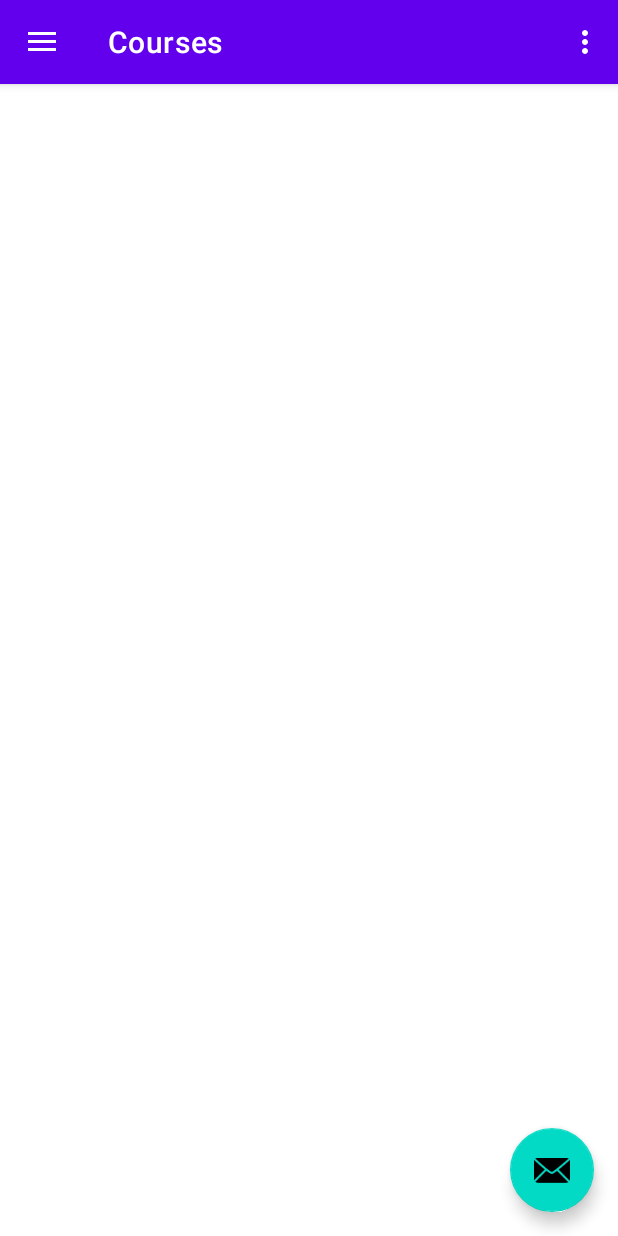
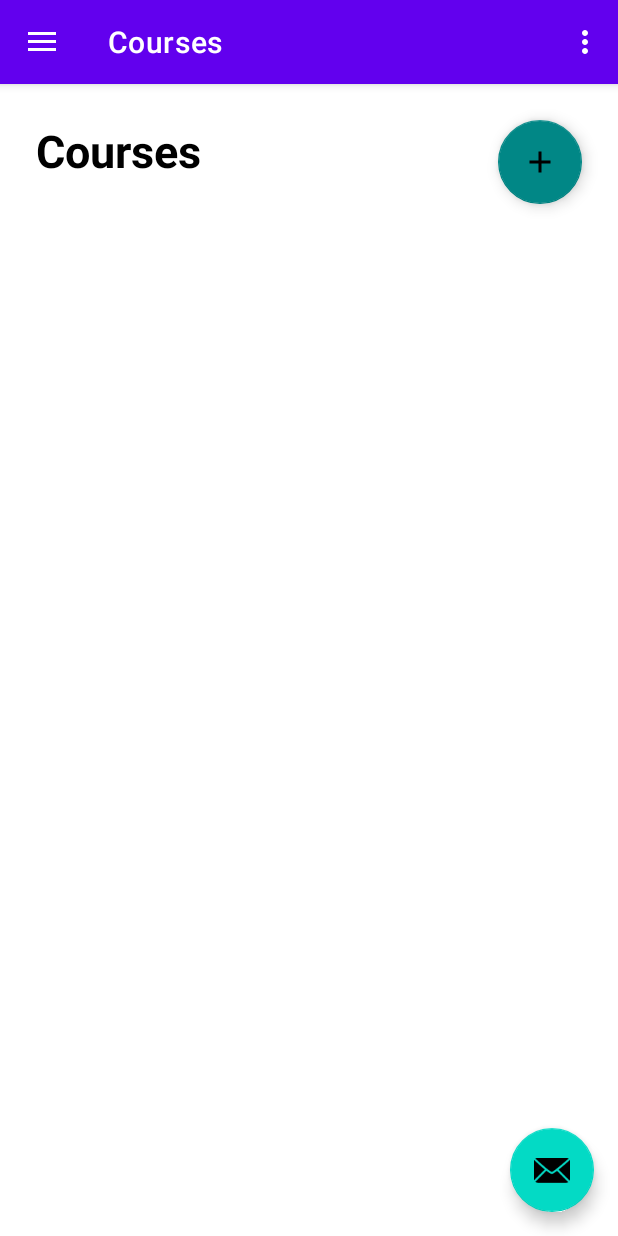
Before and after one commit to paulaelaigwu/Project01CS2340, an Android app: the screen it shows after launch (MainActivity), in the side drawer, after a tap on "Courses", on a phone screen of 412 x 824 dp. Run offline under Robolectric (Android 15) with nearby library versions, the phone set to English and light mode, and no system bars; our stand-ins replace navigation-ui.

Commit message:
setting up course files

```diff
--- a/app/src/main/java/com/example/project01cs2340/CoursesFragment.java
+++ b/app/src/main/java/com/example/project01cs2340/CoursesFragment.java
@@ -1,6 +1,57 @@
 package com.example.project01cs2340;
+
+import android.os.Bundle;
+import android.view.LayoutInflater;
+import android.view.View;
+import android.view.ViewGroup;
 
 import androidx.fragment.app.Fragment;
 
 public class CoursesFragment extends Fragment {
+    // TODO: Rename parameter arguments, choose names that match
+    // the fragment initialization parameters, e.g. ARG_ITEM_NUMBER
+    private static final String ARG_PARAM1 = "param1";
+    private static final String ARG_PARAM2 = "param2";
+
+    // TODO: Rename and change types of parameters
+    private String mParam1;
+    private String mParam2;
+
+    public CoursesFragment() {
+        // Required empty public constructor
+    }
+
+    /**
+     * Use this factory method to create a new instance of
+     * this fragment using the provided parameters.
+     *
+     * @param param1 Parameter 1.
+     * @param param2 Parameter 2.
+     * @return A new instance of fragment BlankFragment.
+     */
+    // TODO: Rename and change types and number of parameters
+    public static CoursesFragment newInstance(String param1, String param2) {
+        CoursesFragment fragment = new CoursesFragment();
+        Bundle args = new Bundle();
+        args.putString(ARG_PARAM1, param1);
+        args.putString(ARG_PARAM2, param2);
+        fragment.setArguments(args);
+        return fragment;
+    }
+
+    @Override
+    public void onCreate(Bundle savedInstanceState) {
+        super.onCreate(savedInstanceState);
+        if (getArguments() != null) {
+            mParam1 = getArguments().getString(ARG_PARAM1);
+            mParam2 = getArguments().getString(ARG_PARAM2);
+        }
+    }
+
+    @Override
+    public View onCreateView(LayoutInflater inflater, ViewGroup container,
+                             Bundle savedInstanceState) {
+        // Inflate the layout for this fragment
+        return inflater.inflate(R.layout.fragment_courses, container, false);
+    }
 }
--- a/app/src/main/res/layout/fragment_courses.xml
+++ b/app/src/main/res/layout/fragment_courses.xml
@@ -1,22 +1,44 @@
 <?xml version="1.0" encoding="utf-8"?>
-<androidx.constraintlayout.widget.ConstraintLayout xmlns:android="http://schemas.android.com/apk/res/android"
+<RelativeLayout xmlns:android="http://schemas.android.com/apk/res/android"
     xmlns:app="http://schemas.android.com/apk/res-auto"
     xmlns:tools="http://schemas.android.com/tools"
     android:layout_width="match_parent"
     android:layout_height="match_parent"
     tools:context=".CoursesFragment">
 
+    <!-- TODO: Update blank fragment layout -->
+
     <TextView
-        android:id="@+id/text_gallery"
+        android:id="@+id/courses_heading"
+        android:layout_width="wrap_content"
+        android:layout_height="wrap_content"
+        android:layout_marginStart="24dp"
+        android:layout_marginTop="24dp"
+        android:fontFamily="sans-serif"
+        android:text="@string/menu_courses"
+        android:textColor="@android:color/black"
+        android:textSize="30sp"
+        android:textStyle="bold" />
+
+    <androidx.recyclerview.widget.RecyclerView
+        android:id="@+id/courses_list"
         android:layout_width="match_parent"
+        android:layout_height="match_parent"
+
+        app:layoutManager="androidx.recyclerview.widget.LinearLayoutManager"
+        android:nestedScrollingEnabled="true" />
+
+    <com.google.android.material.floatingactionbutton.FloatingActionButton
+        android:id="@+id/add_new_course_button"
+        android:layout_width="wrap_content"
         android:layout_height="wrap_content"
-        android:layout_marginStart="8dp"
-        android:layout_marginTop="8dp"
-        android:layout_marginEnd="8dp"
-        android:textAlignment="center"
-        android:textSize="20sp"
-        app:layout_constraintBottom_toBottomOf="parent"
-        app:layout_constraintEnd_toEndOf="parent"
-        app:layout_constraintStart_toStartOf="parent"
-        app:layout_constraintTop_toTopOf="parent" />
-</androidx.constraintlayout.widget.ConstraintLayout>
+        android:layout_alignParentTop="true"
+        android:layout_alignParentEnd="true"
+        android:layout_marginTop="24dp"
+        android:layout_marginEnd="24dp"
+        android:clickable="true"
+        android:focusable="true"
+        android:src="@drawable/baseline_add"
+        app:backgroundTint="@color/teal_700" />
+
+</RelativeLayout>
```
